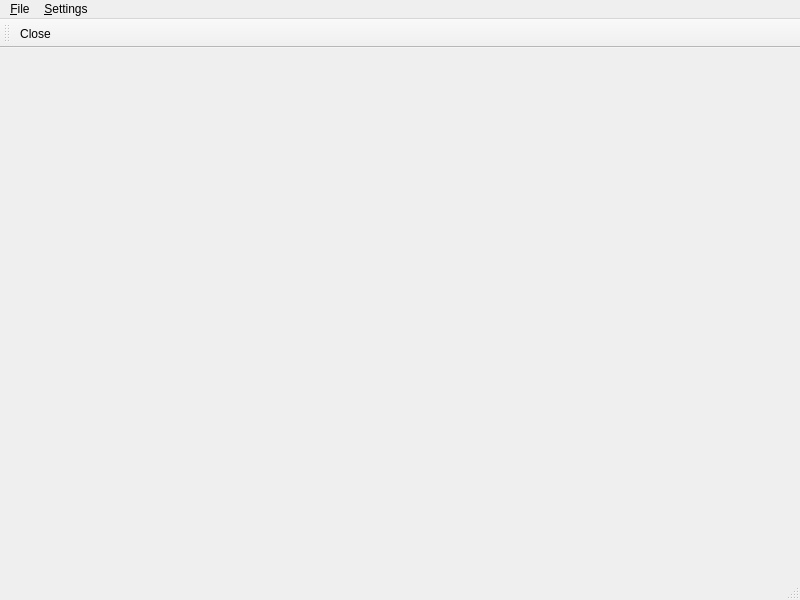
Old version of the form mainwindow.ui in the repository Neitron-byte/MSGET89.
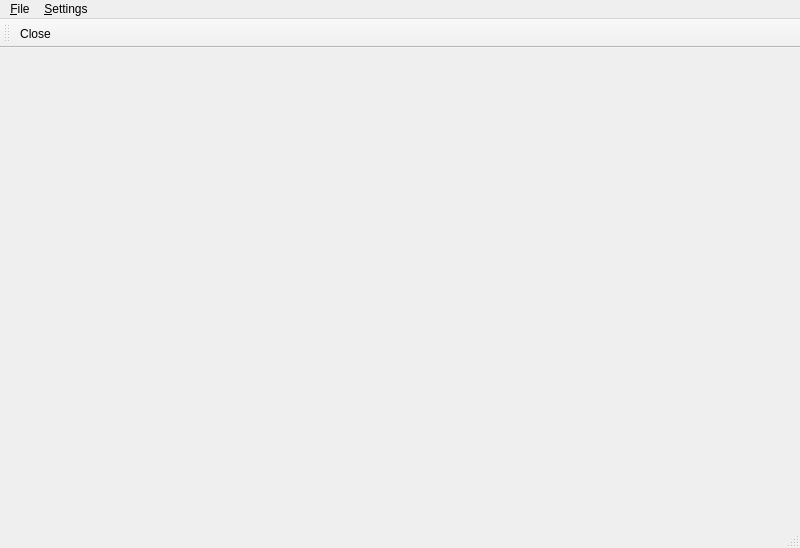
New version of the form. Icons and pictures are not drawn.

Diff of the .ui file:
```diff
--- a/mainwindow.ui
+++ b/mainwindow.ui
@@ -7,7 +7,7 @@
     <x>0</x>
     <y>0</y>
     <width>800</width>
-    <height>600</height>
+    <height>548</height>
    </rect>
   </property>
   <property name="windowTitle">
```
Left out of the diff: 4 changed lines with no effect on the pictures.
